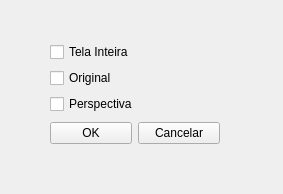
Qt form QT/dialogsave.ui (Leoguedesm1/rattrack) before a commit.
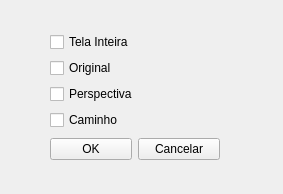
The same form after that commit.

What changed in the file:
```diff
--- a/QT/dialogsave.ui
+++ b/QT/dialogsave.ui
@@ -17,9 +17,9 @@
    <property name="geometry">
     <rect>
      <x>50</x>
-     <y>40</y>
+     <y>30</y>
      <width>170</width>
-     <height>106</height>
+     <height>132</height>
     </rect>
    </property>
    <layout class="QVBoxLayout" name="verticalLayout_2">
@@ -46,6 +46,13 @@
         </property>
        </widget>
       </item>
+      <item>
+       <widget class="QCheckBox" name="cbPath">
+        <property name="text">
+         <string>Caminho</string>
+        </property>
+       </widget>
+      </item>
      </layout>
     </item>
     <item>
```
